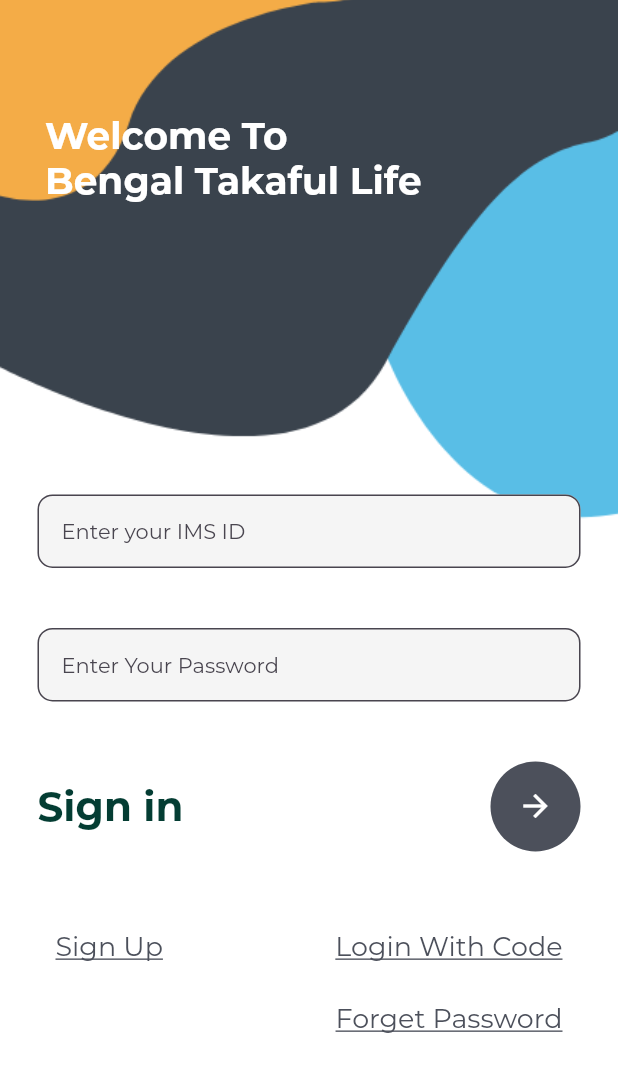
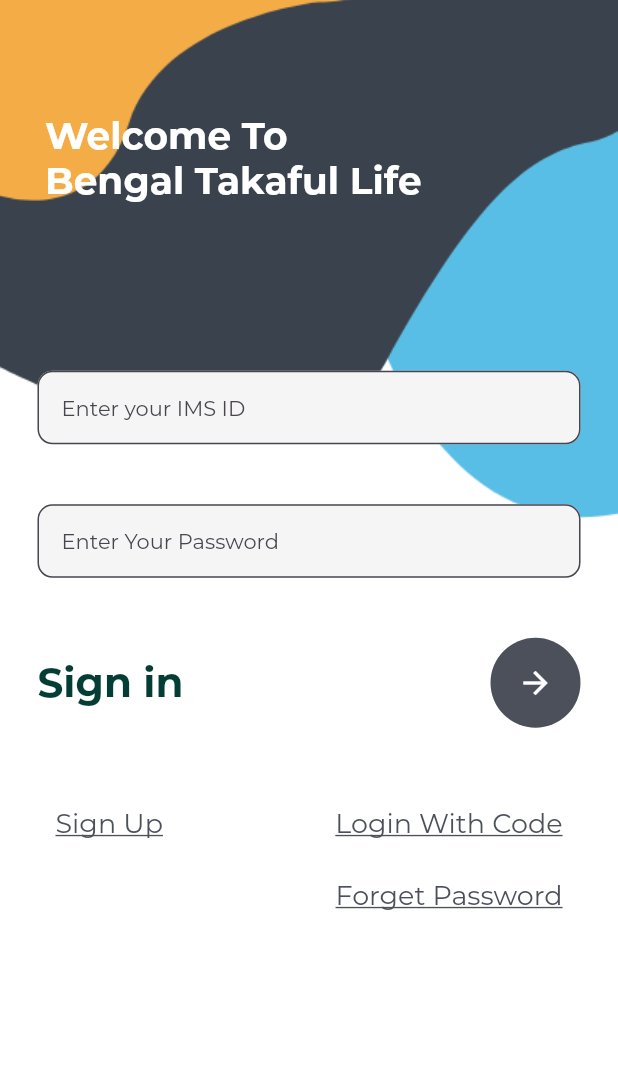
Before and after one commit to sh4k4w4t/bengal_islami_life_insurance_multiplatform_application, a Flutter app: the screen it shows after launch, after a tap on "Login With Password", on a phone screen of 412 x 824 dp. Shown: the top 1072 px of the screen. Run offline on Flutter 3.47's test engine with Material 2 defaults, Android fonts, the phone set to English and light mode, and no system bars; our stand-ins replace bloc, equatable, flutter_bloc, get.

Commit message:
add registration and login UI

```diff
--- a/lib/ui/login_register/ims_login.dart
+++ b/lib/ui/login_register/ims_login.dart
@@ -37,7 +37,7 @@
             SingleChildScrollView(
               child: Container(
                 padding: EdgeInsets.only(
-                    top: MediaQuery.of(context).size.height * 0.4),
+                    top: MediaQuery.of(context).size.height * 0.3),
                 margin: EdgeInsets.only(left: 25, right: 25),
                 child: Column(
                   mainAxisAlignment: MainAxisAlignment.start,
```
